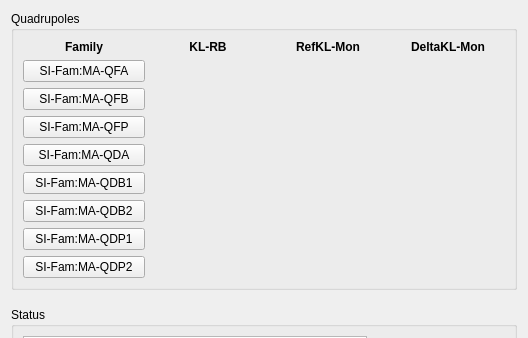
First picture: the form in pyqt-apps/siriushla/as_ap_opticscorr/ui_si_ap_tunecorr.ui, repository lnls-sirius/hla, before the edit; both pictures show x 0 to 528 and y 210 to 548 of the 528 by 731 pixel window.
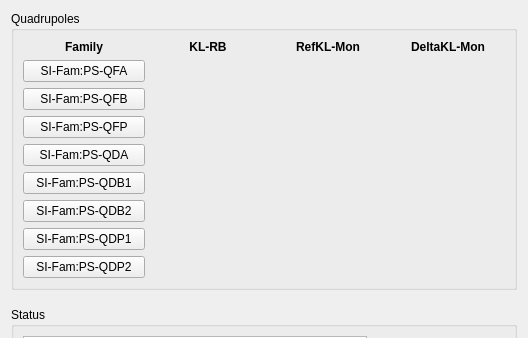
Second picture: the form after the edit. Custom widgets are drawn as their Qt base class.

Commit message: TUNECHROM.ENH: Remove Use of MA from windows.

```diff
--- a/pyqt-apps/siriushla/as_ap_opticscorr/ui_si_ap_tunecorr.ui
+++ b/pyqt-apps/siriushla/as_ap_opticscorr/ui_si_ap_tunecorr.ui
@@ -517,7 +517,7 @@
 max-width:8em;</string>
         </property>
         <property name="text">
-         <string>SI-Fam:MA-QFB</string>
+         <string>SI-Fam:PS-QFB</string>
         </property>
        </widget>
       </item>
@@ -540,7 +540,7 @@
 max-width:8em;</string>
         </property>
         <property name="text">
-         <string>SI-Fam:MA-QDP1</string>
+         <string>SI-Fam:PS-QDP1</string>
         </property>
        </widget>
       </item>
@@ -656,7 +656,7 @@
 max-width:8em;</string>
         </property>
         <property name="text">
-         <string>SI-Fam:MA-QFA</string>
+         <string>SI-Fam:PS-QFA</string>
         </property>
        </widget>
       </item>
@@ -803,7 +803,7 @@
 max-width:8em;</string>
         </property>
         <property name="text">
-         <string>SI-Fam:MA-QDB1</string>
+         <string>SI-Fam:PS-QDB1</string>
         </property>
        </widget>
       </item>
@@ -888,7 +888,7 @@
 max-width:8em;</string>
         </property>
         <property name="text">
-         <string>SI-Fam:MA-QDA</string>
+         <string>SI-Fam:PS-QDA</string>
         </property>
        </widget>
       </item>
@@ -1159,7 +1159,7 @@
 max-width:8em;</string>
         </property>
         <property name="text">
-         <string>SI-Fam:MA-QFP</string>
+         <string>SI-Fam:PS-QFP</string>
         </property>
        </widget>
       </item>
@@ -1275,7 +1275,7 @@
 max-width:8em;</string>
         </property>
         <property name="text">
-         <string>SI-Fam:MA-QDB2</string>
+         <string>SI-Fam:PS-QDB2</string>
         </property>
        </widget>
       </item>
@@ -1391,7 +1391,7 @@
 max-width:8em;</string>
         </property>
         <property name="text">
-         <string>SI-Fam:MA-QDP2</string>
+         <string>SI-Fam:PS-QDP2</string>
         </property>
        </widget>
       </item>
```
Left out of the diff: 34 changed lines with no effect on the pictures. The commit also changes 4 other files.
